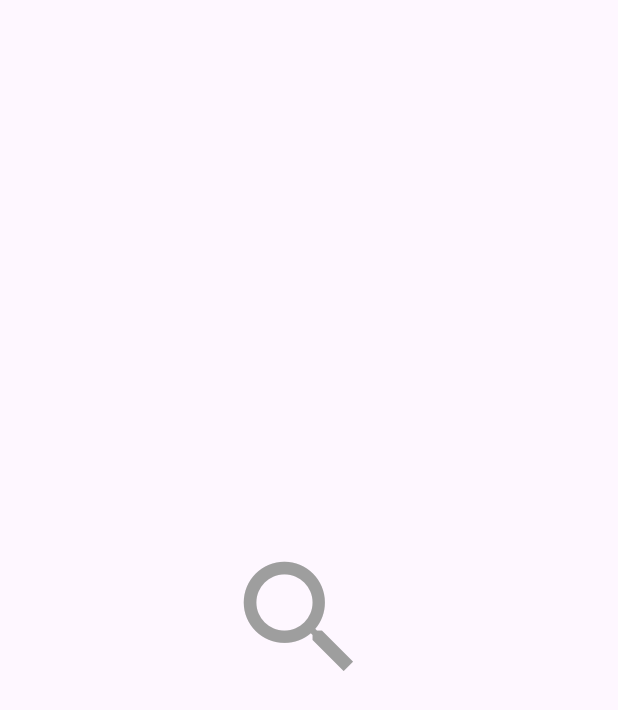
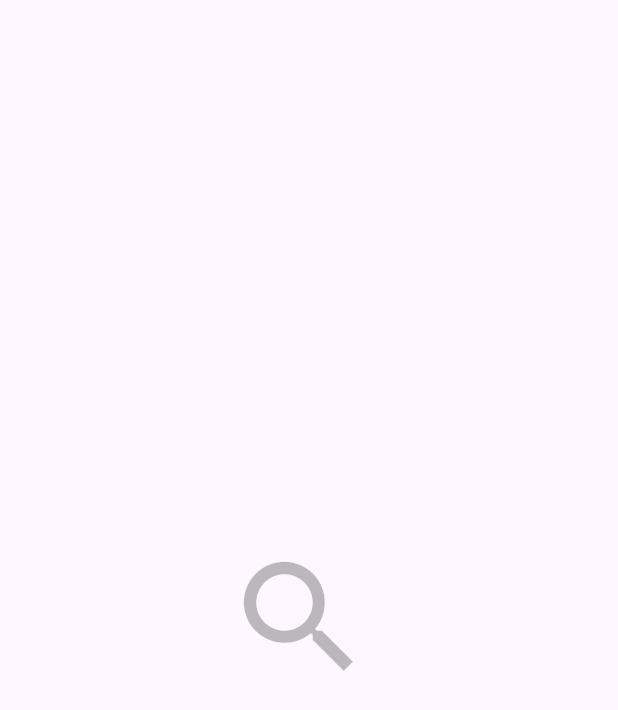
Before and after one commit to Ahith17/instagram_ui, a Flutter app: the SearchPage screen opened directly, on a phone screen of 412 x 824 dp. Shown: the top 710 px of the screen. Run offline on Flutter 3.47's test engine with Material 3 defaults, Android fonts, the phone set to English and light mode, and no system bars; missing offline and left inert: dart:ffi.

Commit message:
color change

```diff
--- a/lib/widgets/searchPage.dart
+++ b/lib/widgets/searchPage.dart
@@ -12,7 +12,7 @@ class SearchPage extends StatelessWidget {
         child: const Icon(
           Icons.search,
           size: 100,
-          color: Colors.grey,
+          color: Colors.black26,
         ),
       ),
     );
```
